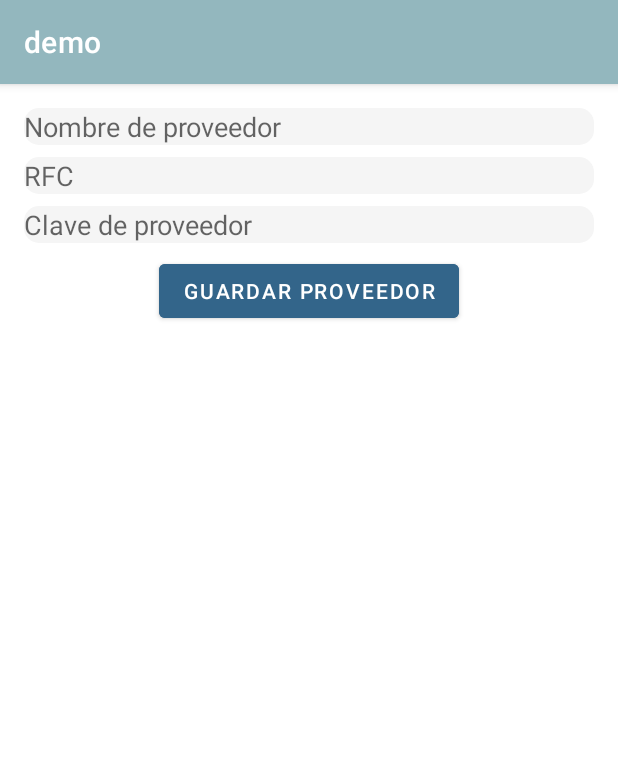
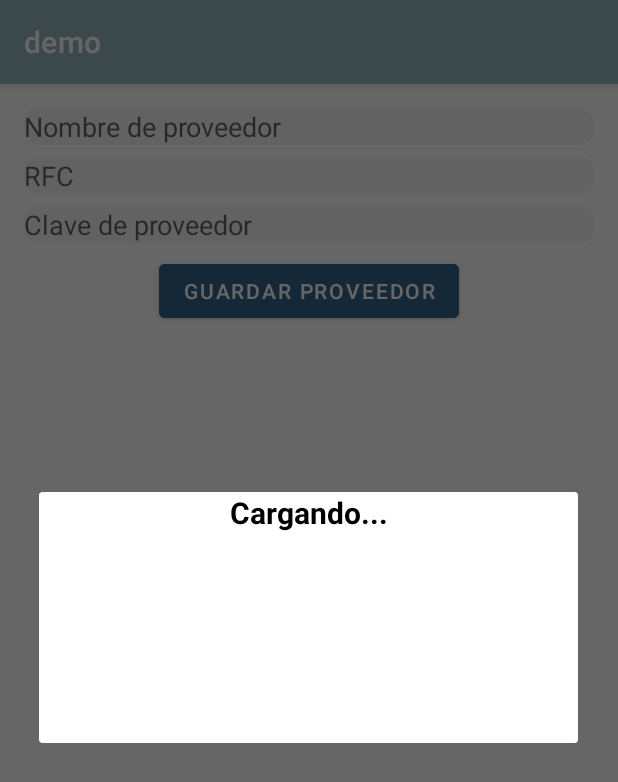
Before and after one commit to mhernandez-sys/App_DemoTienda, an Android app: the fragment ProveedorFragment shown on its own in the app's theme, after a tap on "GUARDAR PROVEEDOR", on a phone screen of 412 x 824 dp. Shown: the top 782 px of the screen. Run offline under Robolectric (Android 15) with nearby library versions, the phone set to English and light mode, and no system bars; libraries missing offline, so code that uses them is left out: org.ksoap2, org.ksoap2.serialization, org.ksoap2.transport; Roboto replaces fonts that are not available here.

Commit message:
{MH} treceavo commit clientes (Se implemnto la animacion) [25/07/24-2:00]

```diff
--- a/app/build.gradle.kts
+++ b/app/build.gradle.kts
@@ -59,6 +59,9 @@ dependencies {
     testImplementation(libs.junit)
     androidTestImplementation(libs.ext.junit)
     androidTestImplementation(libs.espresso.core)
+    implementation (libs.lottie){
+        exclude("com.squareup.okio", "okio")//Con esta linea se excluye la clase que se encuentre duplicada
+    }
 //    implementation("com.squareup.retrofit2:retrofit:2.9.0")
 //    implementation("com.squareup.retrofit2:converter-gson:2.9.0")
 //    implementation("com.squareup.retrofit2:loggin-interceptor:4.11.0")
--- /dev/null
+++ b/app/src/main/java/com/example/demo/animaciones/DialogoAnimaciones.java
@@ -0,0 +1,63 @@
+package com.example.demo.animaciones;
+
+import android.content.Context;
+import android.view.LayoutInflater;
+import android.view.View;
+import android.widget.Button;
+import android.widget.TextView;
+
+import com.example.demo.R;
+
+public class DialogoAnimaciones {
+    private static androidx.appcompat.app.AlertDialog dialog;
+    //Esta clase muestra las pantallas de carga y de no conexion a internet
+    //La funcion showNoInternetDialog muestra la pantalla de que fallo la conexion a internet
+    public static void showNoInternetDialog(Context context, String errorMessage, Runnable retryAction) {
+        LayoutInflater inflater = LayoutInflater.from(context);
+        View dialogView = inflater.inflate(R.layout.carga, null);
+
+        androidx.appcompat.app.AlertDialog.Builder builder = new androidx.appcompat.app.AlertDialog.Builder(context);
+        builder.setView(dialogView);
+
+        androidx.appcompat.app.AlertDialog dialog = builder.create();
+        dialog.setCanceledOnTouchOutside(false);
+        dialog.setCancelable(false);
+        dialog.show();
+
+        TextView errorTextView = dialogView.findViewById(R.id.TV_MsgCarga);
+        if (errorTextView != null) {
+            errorTextView.setText(errorMessage);
+        }
+
+        Button closeButton = dialogView.findViewById(R.id.BT_voverint);
+        closeButton.setOnClickListener(new View.OnClickListener() {
+            @Override
+            public void onClick(View v) {
+                dialog.dismiss();
+                ///Carga de nuevo los datos y vuelve a llamar a la funcion que invoca a web service
+                if (retryAction != null) {
+                    retryAction.run(); // Call the web service again when the button is clicked
+                }
+            }
+        });
+    }
+    //Muestra la pantalla de carga que hace que el usuario se espere hasta que haya una respuesta del webservice
+    public static void showLoadingDialog(Context context) {
+        LayoutInflater inflater = LayoutInflater.from(context);
+        View dialogView = inflater.inflate(R.layout.cargaws, null);
+
+        androidx.appcompat.app.AlertDialog.Builder builder = new androidx.appcompat.app.AlertDialog.Builder(context);
+        builder.setView(dialogView);
+
+        dialog = builder.create();
+        dialog.setCanceledOnTouchOutside(false);
+        dialog.setCancelable(false);
+        dialog.show();
+    }
+    //Cierra la pantalla del
+    public static void hideLoadingDialog() {
+        if (dialog != null && dialog.isShowing()) {
+            dialog.dismiss();
+        }
+    }
+}
--- a/app/src/main/java/com/example/demo/ui/FragDinamico/ProveedorFragment.java
+++ b/app/src/main/java/com/example/demo/ui/FragDinamico/ProveedorFragment.java
@@ -22,6 +22,7 @@ import android.widget.Toast;
 
 import com.example.demo.R;
 import com.example.demo.WebServiceManager;
+import com.example.demo.animaciones.DialogoAnimaciones;
 import com.example.demo.main.KeyDwonFragment;
 
 import java.util.HashMap;
@@ -127,6 +128,7 @@ public class ProveedorFragment extends KeyDwonFragment {
     }
 
     private void saveClient() {
+        DialogoAnimaciones.showLoadingDialog(getContext());
         // Obtener los valores de los EditTexts
         String nombreCliente = "";
         nombreCliente = ET_Nom_Provedor.getText().toString();
@@ -148,12 +150,14 @@ public class ProveedorFragment extends KeyDwonFragment {
             webServiceManager.callWebService("GuadarProveedor", properties, new WebServiceManager.WebServiceCallback() {
                 @Override
                 public void onWebServiceCallComplete(String result) {
+                //DialogoAnimaciones.hideLoadingDialog();
                     handleSaveClientResult(result);
                 }
             });
 
         } catch (Exception e) {
             Toast.makeText(getContext(), "Error al llamar al web service: " + e.getMessage(), Toast.LENGTH_LONG).show();
+
         }
     }
     private void handleSaveClientResult(String result) {
--- /dev/null
+++ b/app/src/main/res/layout/cargaws.xml
@@ -0,0 +1,50 @@
+<RelativeLayout xmlns:android="http://schemas.android.com/apk/res/android"
+    android:layout_width="wrap_content"
+    android:layout_height="wrap_content"
+    xmlns:app="http://schemas.android.com/apk/res-auto"
+    android:gravity="center"
+    android:layout_gravity="center">
+
+    <LinearLayout
+        android:layout_width="wrap_content"
+        android:layout_height="wrap_content"
+        android:background="#FFFFFF"
+        android:gravity="center"
+        android:orientation="vertical">
+
+
+        <LinearLayout
+            android:layout_width="match_parent"
+            android:layout_height="wrap_content"
+            android:orientation="horizontal"
+            android:gravity="center"
+            >
+
+            <TextView
+                android:id="@+id/TV_MsgCarga"
+                android:layout_width="match_parent"
+                android:layout_height="match_parent"
+                android:gravity="center"
+                android:text="Cargando..."
+                android:textColor="@color/black"
+                android:textStyle="bold"
+                android:textSize="20dp"/>
+
+
+        </LinearLayout>
+
+        <com.airbnb.lottie.LottieAnimationView
+            android:id="@+id/animation_view"
+            android:layout_width="140dp"
+            android:layout_height="140dp"
+            android:gravity="center"
+            app:lottie_autoPlay="true"
+            app:lottie_fileName="cargaws1.json"
+            app:lottie_loop="true" />
+
+
+
+
+    </LinearLayout>
+
+</RelativeLayout>
--- a/gradle/libs.versions.toml
+++ b/gradle/libs.versions.toml
@@ -4,6 +4,7 @@ junit = "4.13.2"
 junitVersion = "1.2.1"
 espressoCore = "3.6.1"
 appcompat = "1.7.0"
+lottie = "6.4.1"
 material = "1.12.0"
 constraintlayout = "2.1.4"
 lifecycleLivedataKtx = "2.8.3"
@@ -17,6 +18,7 @@ junit = { group = "junit", name = "junit", version.ref = "junit" }
 ext-junit = { group = "androidx.test.ext", name = "junit", version.ref = "junitVersion" }
 espresso-core = { group = "androidx.test.espresso", name = "espresso-core", version.ref = "espressoCore" }
 appcompat = { group = "androidx.appcompat", name = "appcompat", version.ref = "appcompat" }
+lottie = { module = "com.airbnb.android:lottie", version.ref = "lottie" }
 material = { group = "com.google.android.material", name = "material", version.ref = "material" }
 constraintlayout = { group = "androidx.constraintlayout", name = "constraintlayout", version.ref = "constraintlayout" }
 lifecycle-livedata-ktx = { group = "androidx.lifecycle", name = "lifecycle-livedata-ktx", version.ref = "lifecycleLivedataKtx" }
```
Also changed, not shown: app/src/main/res/layout/carga.xml (added, +57 -0 lines).
